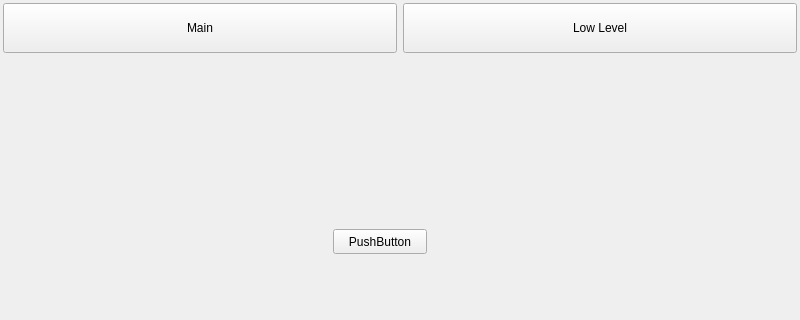
cilo72/raspi_turntable, file src/mainwindow.ui: the form before one commit; both pictures show x 0 to 800 and y 0 to 320 of the 800 by 480 pixel window.
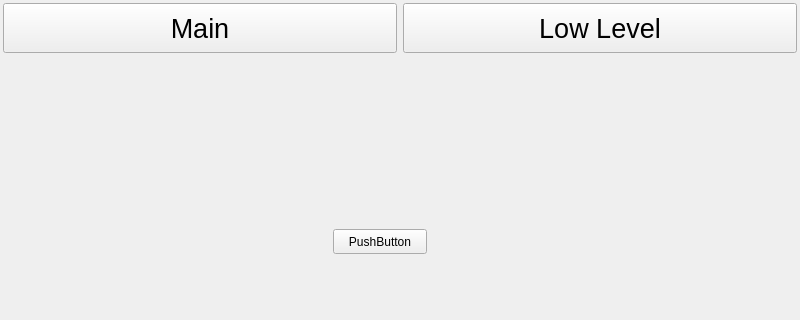
The form after the commit.

The edit to the form file:
```diff
--- a/src/mainwindow.ui
+++ b/src/mainwindow.ui
@@ -55,6 +55,11 @@
           <height>50</height>
          </size>
         </property>
+        <property name="font">
+         <font>
+          <pointsize>20</pointsize>
+         </font>
+        </property>
         <property name="text">
          <string>Main</string>
         </property>
@@ -68,6 +73,11 @@
           <height>50</height>
          </size>
         </property>
+        <property name="font">
+         <font>
+          <pointsize>20</pointsize>
+         </font>
+        </property>
         <property name="text">
          <string>Low Level</string>
         </property>
```
